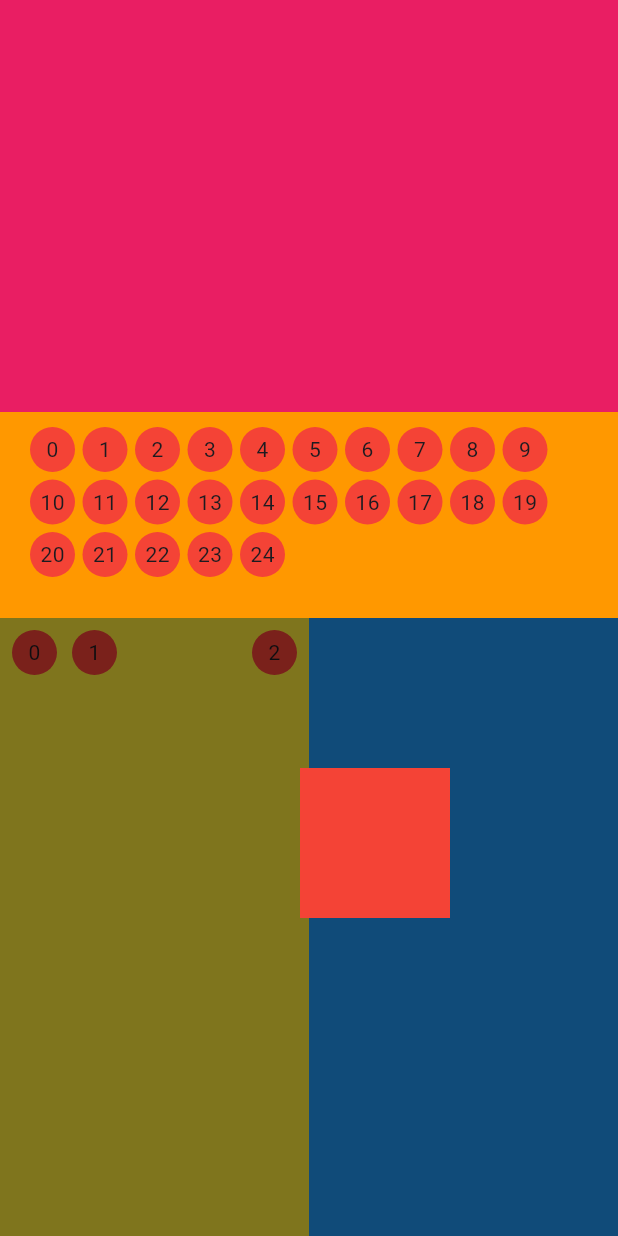
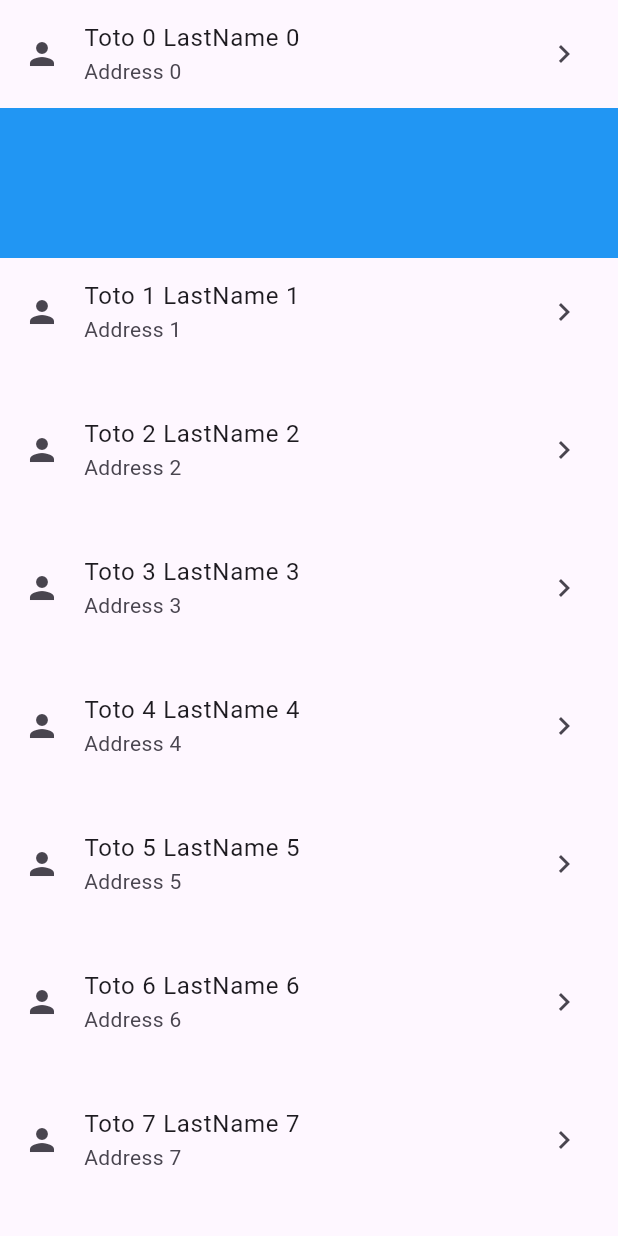
Before and after one commit to ThomasEcalle/51L1_2024_2025, a Flutter app: the screen it shows after launch, on a phone screen of 412 x 824 dp. Run offline on Flutter 3.47's test engine with Material 3 defaults, Android fonts, the phone set to English and light mode, and no system bars.

Commit message:
Add lists chapter

```diff
--- /dev/null
+++ b/lib/lists/lists_screen.dart
@@ -0,0 +1,40 @@
+import 'package:al1_2024/lists/user.dart';
+import 'package:al1_2024/lists/user_list_item.dart';
+import 'package:flutter/material.dart';
+
+class ListsScreen extends StatelessWidget {
+  const ListsScreen({super.key});
+
+  @override
+  Widget build(BuildContext context) {
+    final _users = List.generate(100, (index) {
+      return User(
+        firstName: 'Toto $index',
+        lastName: 'LastName $index',
+        address: 'Address $index',
+      );
+    });
+
+    return Scaffold(
+      body: SafeArea(
+        child: ListView.separated(
+          itemCount: _users.length,
+          separatorBuilder: (context, index) {
+            if(index % 10 == 0) {
+              return Container(
+                height: 100,
+                color: Colors.blue,
+              );
+            }
+
+            return const SizedBox(height: 20);
+          },
+          itemBuilder: (context, index) {
+            final user = _users[index];
+            return UserListItem(user: user);
+          },
+        ),
+      ),
+    );
+  }
+}
--- /dev/null
+++ b/lib/lists/user.dart
@@ -0,0 +1,11 @@
+class User {
+  final String firstName;
+  final String lastName;
+  final String address;
+
+  User({
+    required this.firstName,
+    required this.lastName,
+    required this.address,
+  });
+}
--- /dev/null
+++ b/lib/lists/user_list_item.dart
@@ -0,0 +1,48 @@
+import 'package:al1_2024/lists/user.dart';
+import 'package:flutter/material.dart';
+
+class UserListItem extends StatelessWidget {
+  const UserListItem({
+    super.key,
+    required this.user,
+  });
+
+  final User user;
+
+  @override
+  Widget build(BuildContext context) {
+    print('Building user ${user.firstName}');
+
+    return ListTile(
+      title: Text('${user.firstName} ${user.lastName}'),
+      subtitle: Text(user.address),
+      leading: const Icon(Icons.person),
+      trailing: const Icon(Icons.navigate_next),
+      onTap: () {
+        print('User ${user.firstName} tapped');
+      },
+    );
+
+    // return Container(
+    //   height: 80,
+    //   width: 200,
+    //   decoration: BoxDecoration(
+    //     border: Border.all(
+    //       width: 1,
+    //       color: Colors.black,
+    //     ),
+    //   ),
+    //   child: Column(
+    //     children: [
+    //       Text(
+    //         '${user.firstName} ${user.lastName}',
+    //       ),
+    //       const SizedBox(height: 10),
+    //       Text(
+    //         user.address,
+    //       ),
+    //     ],
+    //   ),
+    // );
+  }
+}
--- a/lib/main.dart
+++ b/lib/main.dart
@@ -1,8 +1,4 @@
-import 'package:al1_2024/exercises/exercice_c.dart';
-import 'package:al1_2024/exercises/exercise_a.dart';
-import 'package:al1_2024/exercises/exercise_b.dart';
-import 'package:al1_2024/home.dart';
-import 'package:al1_2024/layouts/layouts.dart';
+import 'package:al1_2024/lists/lists_screen.dart';
 import 'package:flutter/material.dart';
 
 void main() {
@@ -23,7 +19,7 @@ class MyApp extends StatelessWidget {
           ),
         ),
       ),
-      home: const Layouts(),
+      home: const ListsScreen(),
     );
   }
 }
```
